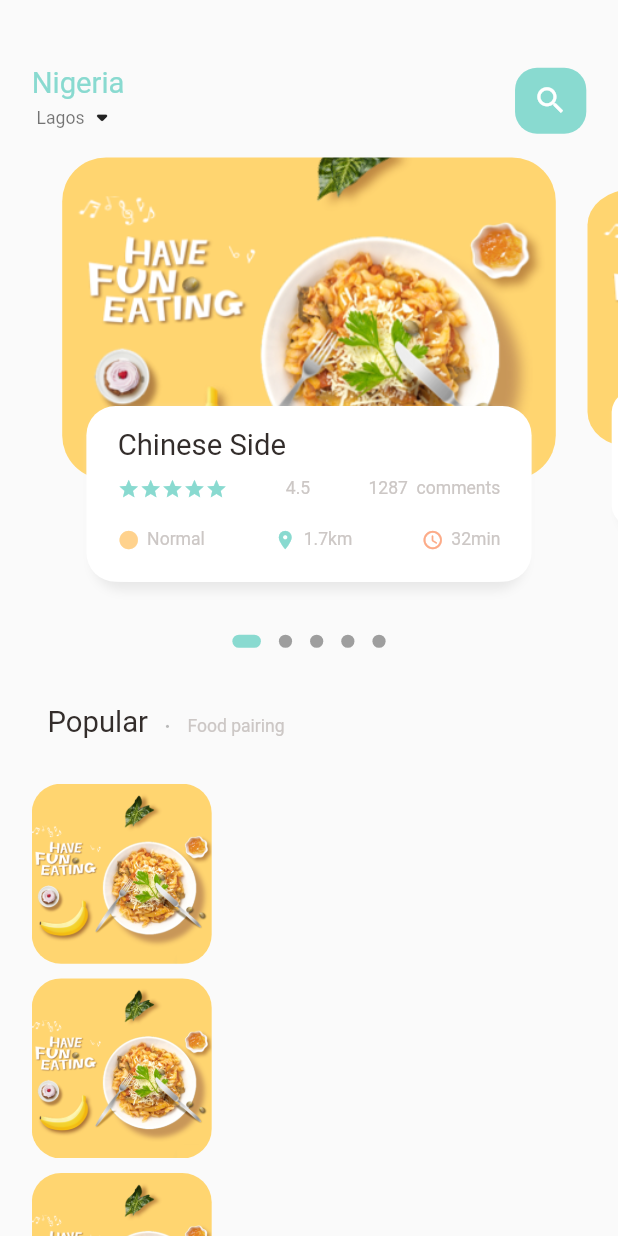
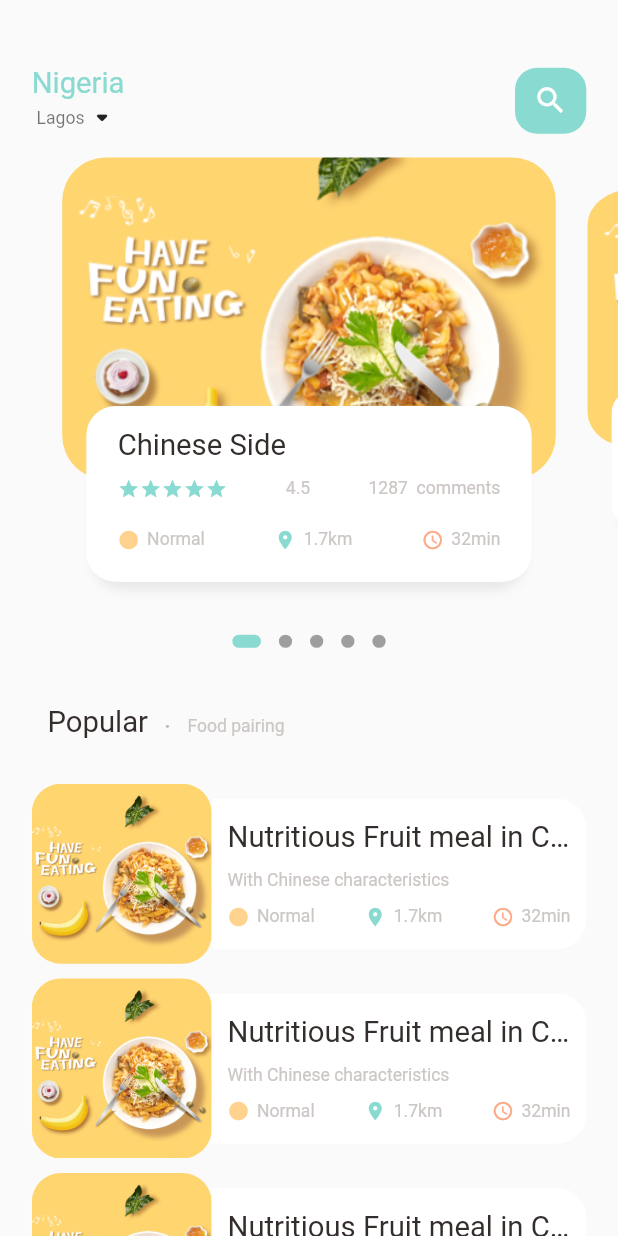
Before and after one commit to ChidiChuks/food_delivery, a Flutter app: the screen it shows after launch, on a phone screen of 412 x 824 dp. Run offline on Flutter 3.47's test engine with Material 2 defaults, Android fonts, the phone set to English and light mode, and no system bars; drawn by our look-alikes of dots_indicator; our stand-ins replace get.

Commit message:
creating text section in the popular section of the app feature

```diff
--- a/lib/home/food_page_body.dart
+++ b/lib/home/food_page_body.dart
@@ -148,7 +148,64 @@ class _FoodPageBodyState extends State<FoodPageBody> {
                           ),
                         ),
                       ),
-                      // Text Container
+                      // Text Container/Section
+                      Expanded(
+                        child: Container(
+                          height: 100,
+                          decoration: BoxDecoration(
+                            borderRadius: BorderRadius.only(
+                              topRight: Radius.circular(Dimensions.radius20),
+                              bottomRight: Radius.circular(Dimensions.radius20),
+                            ),
+                            color: Colors.white,
+                          ),
+                          child: Padding(
+                            padding: EdgeInsets.only(
+                              left: Dimensions.width10,
+                              right: Dimensions.width10,
+                            ),
+                            child: Column(
+                              crossAxisAlignment: CrossAxisAlignment.start,
+                              mainAxisAlignment: MainAxisAlignment.center,
+                              children: [
+                                BigText(
+                                  text: "Nutritious Fruit meal in China",
+                                ),
+                                SizedBox(
+                                  height: Dimensions.height10,
+                                ),
+                                SmallText(
+                                  text: "With Chinese characteristics",
+                                ),
+                                SizedBox(
+                                  height: Dimensions.height10,
+                                ),
+                                Row(
+                                  mainAxisAlignment:
+                                      MainAxisAlignment.spaceBetween,
+                                  children: [
+                                    IconAndTextWidget(
+                                      icon: Icons.circle_sharp,
+                                      text: "Normal",
+                                      iconColor: AppColors.iconColor1,
+                                    ),
+                                    IconAndTextWidget(
+                                      icon: Icons.location_on,
+                                      text: "1.7km",
+                                      iconColor: AppColors.mainColor,
+                                    ),
+                                    IconAndTextWidget(
+                                      icon: Icons.access_time_rounded,
+                                      text: "32min",
+                                      iconColor: AppColors.iconColor2,
+                                    ),
+                                  ],
+                                ),
+                              ],
+                            ),
+                          ),
+                        ),
+                      ),
                     ],
                   ),
                 );
--- a/lib/widgets/big_text.dart
+++ b/lib/widgets/big_text.dart
@@ -13,7 +13,7 @@ class BigText extends StatelessWidget {
     this.color = const Color(0xFF332d2b),
     required this.text,
     this.size = 0,
-    this.overFlow = TextOverflow.fade,
+    this.overFlow = TextOverflow.ellipsis,
   }) : super(key: key);
 
   @override
```
